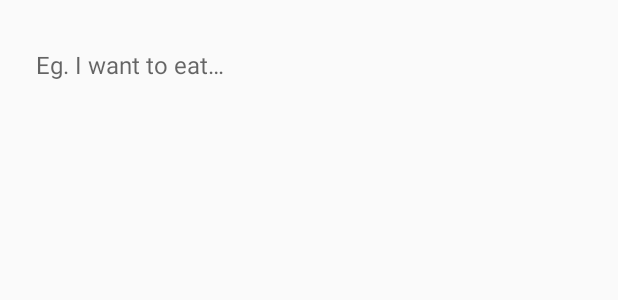
After one commit to Howard-HS/Stroke-Assistant, an Android app: the layout predefined_text_dialog.xml on its own in the app's theme, with its tools: preview values and no code run, on a phone screen of 412 x 824 dp. The commit adds this screen. Shown: the top 300 px of the screen. Run offline under Robolectric (Android 15) with nearby library versions, the phone set to English and light mode, and no system bars.

Commit message:
Add Text to Speech, Insert New Predefined Text, Revamped ListView

```diff
--- a/app/build.gradle
+++ b/app/build.gradle
@@ -16,6 +16,10 @@ android {
             proguardFiles getDefaultProguardFile('proguard-android.txt'), 'proguard-rules.pro'
         }
     }
+    compileOptions {
+        targetCompatibility 1.8
+        sourceCompatibility 1.8
+    }
 }
 
 dependencies {
@@ -24,6 +28,7 @@ dependencies {
         exclude group: 'com.android.support', module: 'support-annotations'
     })
     compile 'com.android.support:appcompat-v7:25.3.1'
+    compile 'com.android.support:cardview-v7:25.3.1'
     compile 'com.android.support.constraint:constraint-layout:1.0.2'
     compile 'com.github.woxthebox:draglistview:1.5.1'
     testCompile 'junit:junit:4.12'
--- a/app/src/main/res/layout/activity_predefined_text.xml
+++ b/app/src/main/res/layout/activity_predefined_text.xml
@@ -1,8 +1,8 @@
 <?xml version="1.0" encoding="utf-8"?>
 <com.woxthebox.draglistview.DragListView
-    android:id="@+id/list_predefined_text"
     xmlns:android="http://schemas.android.com/apk/res/android"
     xmlns:tools="http://schemas.android.com/tools"
+    android:id="@+id/list_predefined_text"
     android:layout_width="match_parent"
     android:layout_height="match_parent"
     tools:context="aad.assignment.strokeassistant.PredefinedTextActivity"/>
--- /dev/null
+++ b/app/src/main/res/layout/predefined_text_dialog.xml
@@ -0,0 +1,19 @@
+<?xml version="1.0" encoding="utf-8"?>
+<FrameLayout xmlns:android="http://schemas.android.com/apk/res/android"
+             android:layout_width="match_parent"
+             android:layout_height="wrap_content">
+
+    <EditText
+        android:id="@+id/dialog_message"
+        android:layout_width="match_parent"
+        android:layout_height="wrap_content"
+        android:layout_marginBottom="16dp"
+        android:layout_marginEnd="24dp"
+        android:layout_marginStart="24dp"
+        android:layout_marginTop="16dp"
+        android:background="@null"
+        android:hint="@string/dialog_predefined_hint"
+        android:paddingBottom="16dp"
+        android:paddingTop="16dp"
+        android:textSize="16sp"/>
+</FrameLayout>
--- a/app/src/main/res/values/strings.xml
+++ b/app/src/main/res/values/strings.xml
@@ -18,4 +18,8 @@
     <string name="game_ending">Welcome to the end of the world!</string>
 
     <string name="action_add_predefined_text">Add Predefined Text</string>
+    <string name="dialog_predefined_title">New predefined text</string>
+    <string name="dialog_predefined_add">Add</string>
+    <string name="dialog_predefined_cancel">Cancel</string>
+    <string name="dialog_predefined_hint">Eg. I want to eat&#8230;</string>
 </resources>
```
Also changed, not shown: app/src/main/java/aad/assignment/strokeassistant/PredefinedTextActivity.java (+60 -22 lines), app/src/main/java/aad/assignment/strokeassistant/PredefinedTextAdapter.java (+8 -2 lines), app/src/main/java/aad/assignment/strokeassistant/model/PredefinedText.java (+25 -1 lines), app/src/main/res/layout/list_item_predefined_text.xml (+11 -4 lines).
